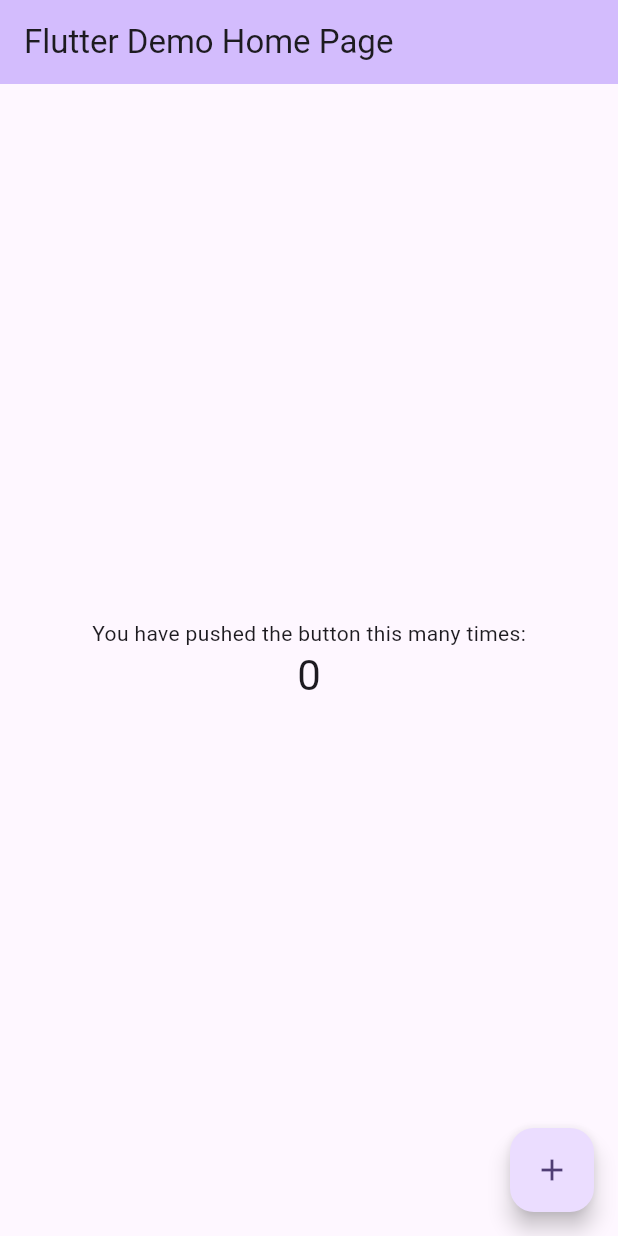
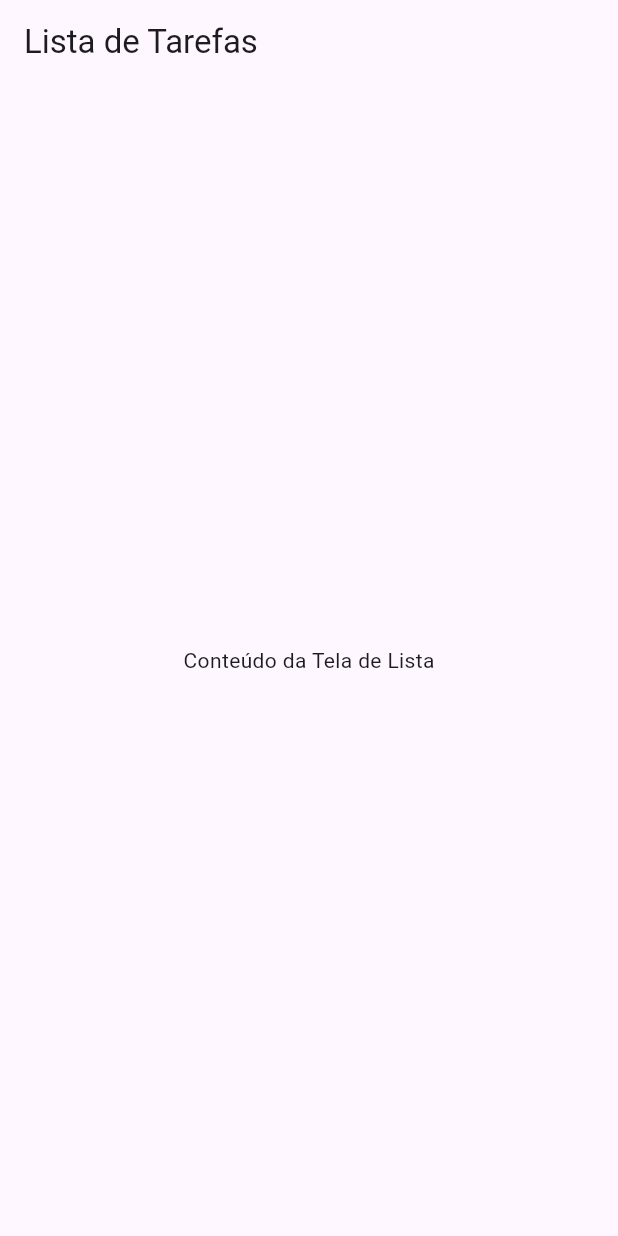
Before and after one commit to MuriloSchneiderS/ifsc_mobile_av1_crud, a Flutter app: the screen it shows after launch, on a phone screen of 412 x 824 dp. Run offline on Flutter 3.47's test engine with Material 3 defaults, Android fonts, the phone set to English and light mode, and no system bars.

Commit message:
Criação e organização das pastas, arquivos e demandas
As demandas relevantes para a avaliação estão comentandas no início de cada arquivo que fará o que é pedido.

```diff
--- a/lib/main.dart
+++ b/lib/main.dart
@@ -1,4 +1,23 @@
+/*
+7. Utilização de navegação com rotas nomeadas. Faça uma tela inicial de boas vindas que
+mostra o título e data prevista da tarefa mais perto de ser vencida. -> tela_inicial.dart
+[...]
+9. Widgets Próprios: criação dos seus próprios componentes reutilizáveis (ex: um card de item
+personalizado ou um botão estilizado) para promover o reuso de código.
+
+10. Organização dos arquivos: separe em pastas, para os seus componentes, para as providers,
+para as models, para as telas etc.
+
+11. Deverá ser realizados em partes: será visto o histórico dos commits no seu repositório do
+github (espera-se que ao menos três commits: por exemplo nos dias da aulas para realizar e
+no dia da entrega 30/04, 07/05 e 08/05.
+
+12. Entrega e apresentação para o professor: sexta dia 08/05. Deverá ser enviado o link do seu
+repositório pelo moodle.
+
+*/
 import 'package:flutter/material.dart';
+import 'package:ifsc_mobile_av1_crud/telas/tela_lista.dart';
 
 void main() {
   runApp(const MyApp());
@@ -7,116 +26,17 @@ void main() {
 class MyApp extends StatelessWidget {
   const MyApp({super.key});
 
-  // This widget is the root of your application.
   @override
   Widget build(BuildContext context) {
     return MaterialApp(
-      title: 'Flutter Demo',
+      title: 'App de Tarefas',
       theme: ThemeData(
-        // This is the theme of your application.
-        //
-        // TRY THIS: Try running your application with "flutter run". You'll see
-        // the application has a purple toolbar. Then, without quitting the app,
-        // try changing the seedColor in the colorScheme below to Colors.green
-        // and then invoke "hot reload" (save your changes or press the "hot
-        // reload" button in a Flutter-supported IDE, or press "r" if you used
-        // the command line to start the app).
-        //
-        // Notice that the counter didn't reset back to zero; the application
-        // state is not lost during the reload. To reset the state, use hot
-        // restart instead.
-        //
-        // This works for code too, not just values: Most code changes can be
-        // tested with just a hot reload.
         colorScheme: .fromSeed(seedColor: Colors.deepPurple),
       ),
-      home: const MyHomePage(title: 'Flutter Demo Home Page'),
+      home: const tela_lista(titulo: 'Lista de Tarefas'),
+      routes: {
+
+      },
     );
   }
 }
-
-class MyHomePage extends StatefulWidget {
-  const MyHomePage({super.key, required this.title});
-
-  // This widget is the home page of your application. It is stateful, meaning
-  // that it has a State object (defined below) that contains fields that affect
-  // how it looks.
-
-  // This class is the configuration for the state. It holds the values (in this
-  // case the title) provided by the parent (in this case the App widget) and
-  // used by the build method of the State. Fields in a Widget subclass are
-  // always marked "final".
-
-  final String title;
-
-  @override
-  State<MyHomePage> createState() => _MyHomePageState();
-}
-
-class _MyHomePageState extends State<MyHomePage> {
-  int _counter = 0;
-
-  void _incrementCounter() {
-    setState(() {
-      // This call to setState tells the Flutter framework that something has
-      // changed in this State, which causes it to rerun the build method below
-      // so that the display can reflect the updated values. If we changed
-      // _counter without calling setState(), then the build method would not be
-      // called again, and so nothing would appear to happen.
-      _counter++;
-    });
-  }
-
-  @override
-  Widget build(BuildContext context) {
-    // This method is rerun every time setState is called, for instance as done
-    // by the _incrementCounter method above.
-    //
-    // The Flutter framework has been optimized to make rerunning build methods
-    // fast, so that you can just rebuild anything that needs updating rather
-    // than having to individually change instances of widgets.
-    return Scaffold(
-      appBar: AppBar(
-        // TRY THIS: Try changing the color here to a specific color (to
-        // Colors.amber, perhaps?) and trigger a hot reload to see the AppBar
-        // change color while the other colors stay the same.
-        backgroundColor: Theme.of(context).colorScheme.inversePrimary,
-        // Here we take the value from the MyHomePage object that was created by
-        // the App.build method, and use it to set our appbar title.
-        title: Text(widget.title),
-      ),
-      body: Center(
-        // Center is a layout widget. It takes a single child and positions it
-        // in the middle of the parent.
-        child: Column(
-          // Column is also a layout widget. It takes a list of children and
-          // arranges them vertically. By default, it sizes itself to fit its
-          // children horizontally, and tries to be as tall as its parent.
-          //
-          // Column has various properties to control how it sizes itself and
-          // how it positions its children. Here we use mainAxisAlignment to
-          // center the children vertically; the main axis here is the vertical
-          // axis because Columns are vertical (the cross axis would be
-          // horizontal).
-          //
-          // TRY THIS: Invoke "debug painting" (choose the "Toggle Debug Paint"
-          // action in the IDE, or press "p" in the console), to see the
-          // wireframe for each widget.
-          mainAxisAlignment: .center,
-          children: [
-            const Text('You have pushed the button this many times:'),
-            Text(
-              '$_counter',
-              style: Theme.of(context).textTheme.headlineMedium,
-            ),
-          ],
-        ),
-      ),
-      floatingActionButton: FloatingActionButton(
-        onPressed: _incrementCounter,
-        tooltip: 'Increment',
-        child: const Icon(Icons.add),
-      ),
-    );
-  }
-}
--- /dev/null
+++ b/lib/telas/tela_detalhes.dart
@@ -0,0 +1,4 @@
+/*
+2. O id e a descrição serão mostrados somente na tela de detalhes, nessa tela você poderá
+realizar a tarefa.
+*/
--- /dev/null
+++ b/lib/telas/tela_form.dart
@@ -0,0 +1,7 @@
+/*
+3. Na tela de inserir e editar você deverá trabalhar com datas. Para tanto utilize o widget
+ShowDatePicker do flutter (https://api.flutter.dev/flutter/material/showDatePicker.html).
+4. Na tela de edição você poderá editar os demais campos, mas não realizar a tarefa.
+
+tela de edição será só a tela de inserção, mas com os campos carregados e o botão de salvar alterado para editar.
+*/
--- /dev/null
+++ b/lib/telas/tela_inicial.dart
@@ -0,0 +1,4 @@
+/*
+7. Utilização de navegação com rotas nomeadas. Faça uma tela inicial de boas vindas que
+mostra o título e data prevista da tarefa mais perto de ser vencida.
+*/
--- /dev/null
+++ b/lib/telas/tela_lista.dart
@@ -0,0 +1,26 @@
+/*
+2. O id e a descrição serão mostrados somente na tela de detalhes, nessa tela você poderá
+realizar a tarefa.
+[...]
+8. Para tela de listagem, deve ser feito filtros por tarefas: importantes ou não, realizadas ou
+não, atrasadas ou não. Tente fazer utilizando o TabBar na sua AppBar (https://api.flutter.dev/
+flutter/material/TabBar-class.html). Caso deseje a faça na parte inferior da tela do App.
+*/
+import 'package:flutter/material.dart';
+
+class tela_lista extends StatelessWidget {
+  final String titulo;
+  const tela_lista({super.key, required this.titulo});
+
+  @override
+  Widget build(BuildContext context) {
+    return Scaffold(
+      appBar: AppBar(
+        title: Text(titulo),
+      ),
+      body: const Center(
+        child: Text('Conteúdo da Tela de Lista'),
+      ),
+    );
+  }
+}
--- /dev/null
+++ b/lib/util/db.dart
@@ -0,0 +1,6 @@
+/*
+5. Deve ser feita a persistência com SQLite: crie um arquivo que gerencia as transações com o
+banco, faça a classe de modelo ter um factory fromMap e um método toMap para facilitar
+acesso ao banco de dados. Utilize id auto gerado pelo banco. Lembre-se que a data deve ser
+armazenada como Text, pesquise como você pode fazer essa transformação.
+*/
--- /dev/null
+++ b/lib/util/rotas.dart
@@ -0,0 +1,11 @@
+/*
+7. Utilização de navegação com rotas nomeadas. Faça uma tela inicial de boas vindas que
+mostra o título e data prevista da tarefa mais perto de ser vencida.
+*/
+
+class Rotas {
+  static const String telaInicial = '/';
+  static const String telaLista = '/tela_lista';
+  static const String telaForm = '/tela_form';
+  static const String telaDetalhes = '/tela_detalhes';
+}
```
Also changed, not shown: lib/models/tarefa.dart (added, +7 -0 lines), lib/providers/tarefa_provider.dart (added, +10 -0 lines), lib/models/model.dart (added), 1 other file.
